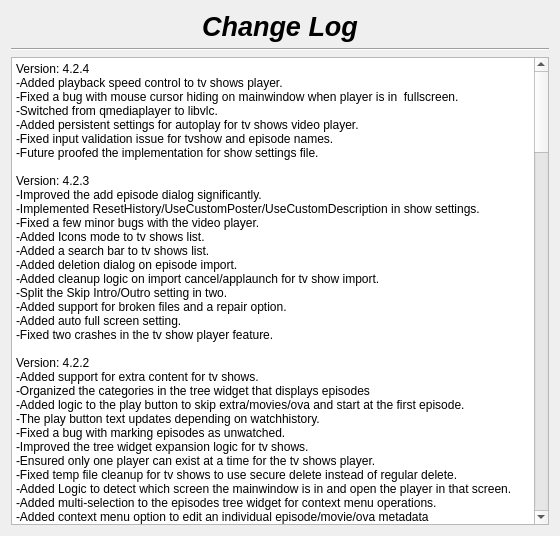
Before: the Qt Designer form changelog.ui in therealMaPMaKeR/MMDiary, drawn with Qt 5.
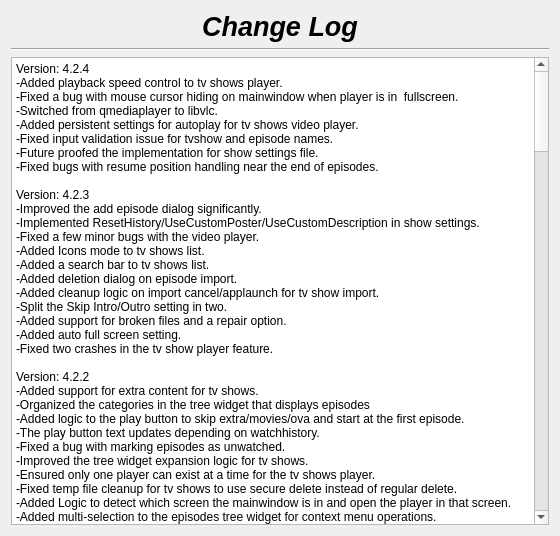
After: the same form once the commit is applied.

Commit message:
fixed bugs with resume position handling
when near end of episode

Patch:
```diff
--- a/changelog.ui
+++ b/changelog.ui
@@ -56,7 +56,7 @@
 li.checked::marker { content: &quot;\2612&quot;; }
 &lt;/style&gt;&lt;/head&gt;&lt;body style=&quot; font-family:'Segoe UI'; font-size:9pt; font-weight:400; font-style:normal;&quot;&gt;
 &lt;p style=&quot; margin-top:0px; margin-bottom:0px; margin-left:0px; margin-right:0px; -qt-block-indent:0; text-indent:0px;&quot;&gt;Version: 4.2.4&lt;br /&gt;-Added playback speed control to tv shows player.&lt;br /&gt;-Fixed a bug with mouse cursor hiding on mainwindow when player is in  fullscreen.&lt;/p&gt;
-&lt;p style=&quot; margin-top:0px; margin-bottom:0px; margin-left:0px; margin-right:0px; -qt-block-indent:0; text-indent:0px;&quot;&gt;-Switched from qmediaplayer to libvlc.&lt;br /&gt;-Added persistent settings for autoplay for tv shows video player.&lt;br /&gt;-Fixed input validation issue for tvshow and episode names.&lt;br /&gt;-Future proofed the implementation for show settings file.&lt;br /&gt;&lt;br /&gt;Version: 4.2.3&lt;br /&gt;-Improved the add episode dialog significantly.&lt;/p&gt;
+&lt;p style=&quot; margin-top:0px; margin-bottom:0px; margin-left:0px; margin-right:0px; -qt-block-indent:0; text-indent:0px;&quot;&gt;-Switched from qmediaplayer to libvlc.&lt;br /&gt;-Added persistent settings for autoplay for tv shows video player.&lt;br /&gt;-Fixed input validation issue for tvshow and episode names.&lt;br /&gt;-Future proofed the implementation for show settings file.&lt;br /&gt;-Fixed bugs with resume position handling near the end of episodes.&lt;br /&gt;&lt;br /&gt;Version: 4.2.3&lt;br /&gt;-Improved the add episode dialog significantly.&lt;/p&gt;
 &lt;p style=&quot; margin-top:0px; margin-bottom:0px; margin-left:0px; margin-right:0px; -qt-block-indent:0; text-indent:0px;&quot;&gt;-Implemented ResetHistory/UseCustomPoster/UseCustomDescription in show settings.&lt;br /&gt;-Fixed a few minor bugs with the video player.&lt;br /&gt;-Added Icons mode to tv shows list.&lt;br /&gt;-Added a search bar to tv shows list.&lt;/p&gt;
 &lt;p style=&quot; margin-top:0px; margin-bottom:0px; margin-left:0px; margin-right:0px; -qt-block-indent:0; text-indent:0px;&quot;&gt;-Added deletion dialog on episode import.&lt;br /&gt;-Added cleanup logic on import cancel/applaunch for tv show import.&lt;br /&gt;-Split the Skip Intro/Outro setting in two.&lt;br /&gt;-Added support for broken files and a repair option.&lt;br /&gt;-Added auto full screen setting.&lt;/p&gt;
 &lt;p style=&quot; margin-top:0px; margin-bottom:0px; margin-left:0px; margin-right:0px; -qt-block-indent:0; text-indent:0px;&quot;&gt;-Fixed two crashes in the tv show player feature.&lt;br /&gt;&lt;br /&gt;Version: 4.2.2&lt;br /&gt;-Added support for extra content for tv shows.&lt;/p&gt;
```
The commit also changes 4 other files.
